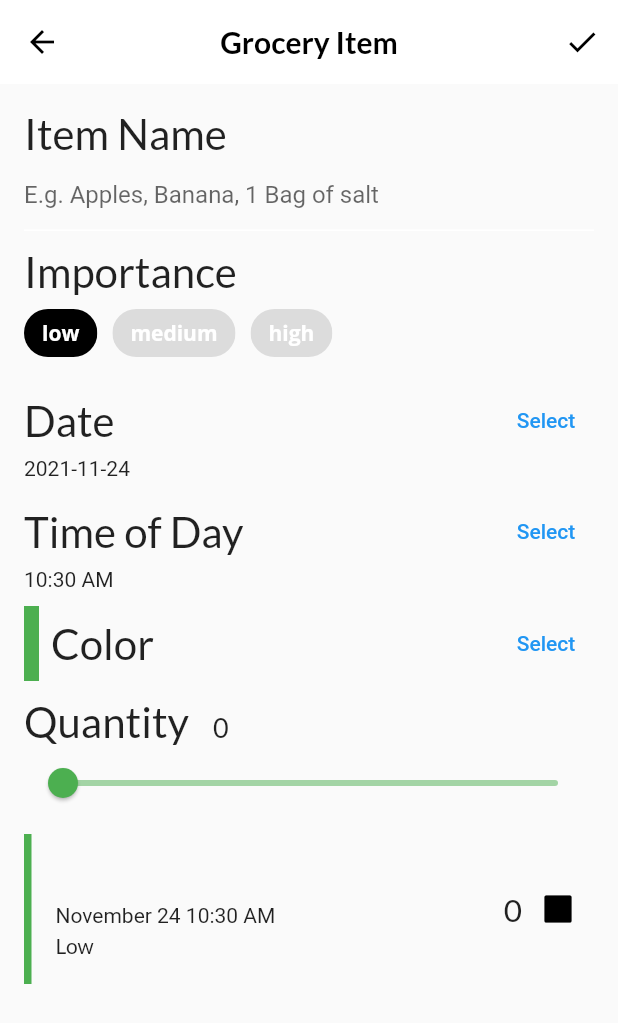
After one commit to yat98/flutter-codelabs, a Flutter app: the GroceryScreen screen opened directly, after a tap on the "add" icon, on a phone screen of 412 x 824 dp. The commit adds this screen. Shown: the top 1023 px of the screen. Run offline on Flutter 3.47's test engine with Material 2 defaults, Android fonts, the phone set to English and light mode, and no system bars; our stand-ins replace flutter_colorpicker, google_fonts.

Commit message:
Add grocery screen

```diff
--- /dev/null
+++ b/fooderlich/lib/components/grocery_tile.dart
@@ -0,0 +1,101 @@
+import 'package:flutter/material.dart';
+import 'package:fooderlich/models/grocery_item.dart';
+import 'package:google_fonts/google_fonts.dart';
+import 'package:intl/intl.dart';
+
+class GroceryTile extends StatelessWidget {
+  final GroceryItem item;
+  final Function(bool?)? onComplete;
+  final TextDecoration textDecoration;
+
+  GroceryTile({Key? key, required this.item, this.onComplete})
+      : textDecoration =
+            item.isComplete ? TextDecoration.lineThrough : TextDecoration.none,
+        super(key: key);
+
+  @override
+  Widget build(BuildContext context) {
+    return SizedBox(
+      height: 100.0,
+      child: Row(
+        mainAxisAlignment: MainAxisAlignment.spaceBetween,
+        children: [
+          Row(
+            children: [
+              Container(width: 5.0, color: item.color),
+              const SizedBox(width: 16.0),
+              Column(
+                mainAxisAlignment: MainAxisAlignment.center,
+                crossAxisAlignment: CrossAxisAlignment.start,
+                children: [
+                  Text(
+                    item.name,
+                    style: GoogleFonts.lato(
+                      decoration: textDecoration,
+                      fontSize: 21.0,
+                      fontWeight: FontWeight.bold,
+                    ),
+                  ),
+                  const SizedBox(height: 4.0),
+                  buildDate(),
+                  const SizedBox(height: 4.0),
+                  buildImportance(),
+                ],
+              )
+            ],
+          ),
+          Row(
+            children: [
+              Text(
+                item.quantity.toString(),
+                style: GoogleFonts.lato(
+                  decoration: textDecoration,
+                  fontSize: 21.0
+                ),
+              ),
+              buildCheckbox()
+            ],
+          )
+        ],
+      ),
+    );
+  }
+
+  Widget buildImportance() {
+    if (item.importance == Importance.low) {
+      return Text('Low', style: GoogleFonts.lato(decoration: textDecoration));
+    } else if (item.importance == Importance.medium) {
+      return Text(
+        'Medium',
+        style: GoogleFonts.lato(
+            fontWeight: FontWeight.w800, decoration: textDecoration),
+      );
+    } else if (item.importance == Importance.high) {
+      return Text(
+        'High',
+        style: GoogleFonts.lato(
+            color: Colors.red,
+            fontWeight: FontWeight.w900,
+            decoration: textDecoration),
+      );
+    } else {
+      throw Exception('This importance type does not exists');
+    }
+  }
+
+  Widget buildDate() {
+    final dateFormatter = DateFormat('MMMM dd h:mm a');
+    final dateString = dateFormatter.format(item.date);
+    return Text(
+      dateString,
+      style: TextStyle(decoration: textDecoration),
+    );
+  }
+
+  Widget buildCheckbox() {
+    return Checkbox(
+      value: item.isComplete,
+      onChanged: onComplete,
+    );
+  }
+}
--- a/fooderlich/lib/fooderlich_theme.dart
+++ b/fooderlich/lib/fooderlich_theme.dart
@@ -71,8 +71,8 @@ class FooderlichTheme{
         backgroundColor: Colors.white,
       ),
       floatingActionButtonTheme: const FloatingActionButtonThemeData(
-        foregroundColor: Colors.black,
-        backgroundColor: Colors.white
+        backgroundColor: Colors.black,
+        foregroundColor: Colors.white
       ),
       bottomNavigationBarTheme: const BottomNavigationBarThemeData(
         selectedItemColor: Colors.green,
--- a/fooderlich/lib/models/grocery_item.dart
+++ b/fooderlich/lib/models/grocery_item.dart
@@ -1,10 +1,6 @@
 import 'dart:ui';
 
-enum Importance {
-  low,
-  medium,
-  high
-}
+enum Importance { low, medium, high }
 
 class GroceryItem {
   final String id;
@@ -15,25 +11,23 @@ class GroceryItem {
   final DateTime date;
   final bool isComplete;
 
-  GroceryItem({
-    required this.id,
+  GroceryItem(
+      {required this.id,
       required this.name,
       required this.importance,
       required this.color,
       required this.quantity,
       required this.date,
-    required this.isComplete
-  });
+      this.isComplete = false});
 
-  GroceryItem copyWith({
-    String? id,
+  GroceryItem copyWith(
+      {String? id,
       String? name,
       Importance? importance,
       Color? color,
       int? quantity,
       DateTime? date,
-    bool? isComplete
-  }) {
+      bool? isComplete}) {
     return GroceryItem(
       id: id ?? this.id,
       name: name ?? this.name,
--- /dev/null
+++ b/fooderlich/lib/models/grocery_manager.dart
@@ -0,0 +1,30 @@
+import 'package:flutter/material.dart';
+
+import 'grocery_item.dart';
+
+class GroceryManager extends ChangeNotifier {
+  final _groceryItems = <GroceryItem>[];
+
+  List<GroceryItem> get groceryItems => List.unmodifiable(_groceryItems);
+
+  void deleteItem(int index) {
+    _groceryItems.removeAt(index);
+    notifyListeners();
+  }
+
+  void addItem(GroceryItem item) {
+    _groceryItems.add(item);
+    notifyListeners();
+  }
+
+  void updateItem(GroceryItem item, int index) {
+    _groceryItems[index] = item;
+    notifyListeners();
+  }
+
+  void completeItem(int index, bool change) {
+    final item = _groceryItems[index];
+    _groceryItems[index] = item.copyWith(isComplete: change);
+    notifyListeners();
+  }
+}
--- a/fooderlich/lib/models/models.dart
+++ b/fooderlich/lib/models/models.dart
@@ -2,3 +2,5 @@ export 'explore_recipe.dart';
 export 'post.dart';
 export 'simple_recipe.dart';
 export 'explore_data.dart';
+export 'tab_manager.dart';
+export 'grocery_manager.dart';
--- /dev/null
+++ b/fooderlich/lib/models/tab_manager.dart
@@ -0,0 +1,15 @@
+import 'package:flutter/material.dart';
+
+class TabManager extends ChangeNotifier{
+  int selectedTab = 0;
+
+  void goToTab(index){
+    selectedTab = index;
+    notifyListeners();
+  }
+
+  void goToRecipes(){
+    selectedTab = 1;
+    notifyListeners();
+  }
+}
--- a/fooderlich/lib/screens/empty_grocery_screen.dart
+++ b/fooderlich/lib/screens/empty_grocery_screen.dart
@@ -1,4 +1,6 @@
 import 'package:flutter/material.dart';
+import 'package:fooderlich/models/tab_manager.dart';
+import 'package:provider/provider.dart';
 
 class EmptyGroceryScreen extends StatelessWidget{
   const EmptyGroceryScreen({Key? key}):super(key: key);
@@ -35,7 +37,7 @@ class EmptyGroceryScreen extends StatelessWidget{
                 ),
                 color: Colors.green,
                 onPressed: (){
-
+                  Provider.of<TabManager>(context, listen: false).goToRecipes();
                 }
             )
           ],
--- /dev/null
+++ b/fooderlich/lib/screens/grocery_item_screen.dart
@@ -0,0 +1,357 @@
+import 'package:flutter/material.dart';
+import 'package:flutter_colorpicker/flutter_colorpicker.dart';
+import 'package:fooderlich/components/grocery_tile.dart';
+import 'package:fooderlich/models/grocery_item.dart';
+import 'package:google_fonts/google_fonts.dart';
+import 'package:intl/intl.dart';
+import 'package:uuid/uuid.dart';
+
+class GroceryItemScreen extends StatefulWidget {
+  final Function(GroceryItem) onCreate;
+
+  final Function(GroceryItem) onUpdate;
+
+  final GroceryItem? originalItem;
+
+  final bool isUpdating;
+
+  const GroceryItemScreen(
+      {Key? key,
+      required this.onCreate,
+      required this.onUpdate,
+      this.originalItem})
+      : isUpdating = (originalItem != null),
+        super(key: key);
+
+  @override
+  State<StatefulWidget> createState() => _GroceryItemScreenState();
+}
+
+class _GroceryItemScreenState extends State<GroceryItemScreen> {
+  final _nameController = TextEditingController();
+  String _name = '';
+  Importance _importance = Importance.low;
+  DateTime _dueDate = DateTime.now();
+  TimeOfDay _timeOfDay = TimeOfDay.now();
+  Color _currentColor = Colors.green;
+  int _currentSliderValue = 0;
+
+  @override
+  void initState() {
+    final originalItem = widget.originalItem;
+    if (originalItem != null) {
+      _nameController.text = originalItem.name;
+      _name = originalItem.name;
+      _currentSliderValue = originalItem.quantity;
+      _importance = originalItem.importance;
+      _currentColor = originalItem.color;
+      final date = originalItem.date;
+      _timeOfDay = TimeOfDay(hour: date.hour, minute: date.minute);
+      _dueDate = date;
+    }
+
+    _nameController.addListener(() {
+      setState(() {
+        _name = _nameController.text;
+      });
+    });
+    super.initState();
+  }
+
+  @override
+  void dispose() {
+    _nameController.dispose();
+    super.dispose();
+  }
+
+  @override
+  Widget build(BuildContext context) {
+    return Scaffold(
+      appBar: AppBar(
+        title: Text(
+          'Grocery Item',
+          style: GoogleFonts.lato(fontWeight: FontWeight.w600),
+        ),
+        centerTitle: true,
+        elevation: 0.0,
+        actions: [
+          IconButton(
+              onPressed: () {
+                final groceryItem = GroceryItem(
+                    id: widget.originalItem?.id ?? const Uuid().v1(),
+                    name: _nameController.text,
+                    importance: _importance,
+                    color: _currentColor,
+                    quantity: _currentSliderValue,
+                    date: DateTime(
+                      _dueDate.year,
+                      _dueDate.month,
+                      _dueDate.day,
+                      _dueDate.hour,
+                      _dueDate.minute,
+                    ));
+
+                if (widget.isUpdating) {
+                  widget.onUpdate(groceryItem);
+                } else {
+                  widget.onCreate(groceryItem);
+                }
+              },
+              icon: const Icon(Icons.check)),
+        ],
+      ),
+      body: Container(
+        padding: const EdgeInsets.all(16.0),
+        child: ListView(
+          children: [
+            buildNameField(),
+            const SizedBox(height: 10),
+            buildImportanceField(),
+            const SizedBox(height: 10),
+            buildDateField(context),
+            const SizedBox(height: 10),
+            buildTimeField(context),
+            const SizedBox(height: 10),
+            buildColorPicker(context),
+            const SizedBox(height: 10),
+            buildQuantityField(),
+            const SizedBox(height: 10),
+            GroceryTile(
+                item: GroceryItem(
+              id: 'previewMode',
+              name: _name,
+              importance: _importance,
+              color: _currentColor,
+              quantity: _currentSliderValue,
+              date: DateTime(
+                _dueDate.year,
+                _dueDate.month,
+                _dueDate.day,
+                _dueDate.hour,
+                _dueDate.minute,
+              ),
+            ))
+          ],
+        ),
+      ),
+    );
+  }
+
+  Widget buildNameField() {
+    return Column(
+      crossAxisAlignment: CrossAxisAlignment.start,
+      children: [
+        Text(
+          'Item Name',
+          style: GoogleFonts.lato(fontSize: 28.0),
+        ),
+        TextField(
+          controller: _nameController,
+          cursorColor: _currentColor,
+          decoration: InputDecoration(
+            hintText: 'E.g. Apples, Banana, 1 Bag of salt',
+            enabledBorder: const UnderlineInputBorder(
+                borderSide: BorderSide(color: Colors.white)),
+            focusedBorder: UnderlineInputBorder(
+                borderSide: BorderSide(color: _currentColor)),
+            border: UnderlineInputBorder(
+                borderSide: BorderSide(color: _currentColor)),
+          ),
+        )
+      ],
+    );
+  }
+
+  Widget buildImportanceField() {
+    return Column(
+      crossAxisAlignment: CrossAxisAlignment.start,
+      children: [
+        Text(
+          'Importance',
+          style: GoogleFonts.lato(fontSize: 28.0),
+        ),
+        Wrap(
+          spacing: 10.0,
+          children: [
+            ChoiceChip(
+              label: const Text(
+                'low',
+                style: TextStyle(color: Colors.white),
+              ),
+              selected: _importance == Importance.low,
+              selectedColor: Colors.black,
+              onSelected: (selected) {
+                setState(() => _importance = Importance.low);
+              },
+            ),
+            ChoiceChip(
+              label: const Text(
+                'medium',
+                style: TextStyle(color: Colors.white),
+              ),
+              selected: _importance == Importance.medium,
+              selectedColor: Colors.black,
+              onSelected: (selected) {
+                setState(() => _importance = Importance.medium);
+              },
+            ),
+            ChoiceChip(
+              label: const Text(
+                'high',
+                style: TextStyle(color: Colors.white),
+              ),
+              selected: _importance == Importance.high,
+              selectedColor: Colors.black,
+              onSelected: (selected) {
+                setState(() => _importance = Importance.high);
+              },
+            )
+          ],
+        )
+      ],
+    );
+  }
+
+  Widget buildDateField(BuildContext context) {
+    return Column(
+      crossAxisAlignment: CrossAxisAlignment.start,
+      children: [
+        Row(
+          mainAxisAlignment: MainAxisAlignment.spaceBetween,
+          children: [
+            Text(
+              'Date',
+              style: GoogleFonts.lato(fontSize: 28.0),
+            ),
+            TextButton(
+                onPressed: () async {
+                  final currentDate = DateTime.now();
+                  final selectedDate = await showDatePicker(
+                    context: context,
+                    initialDate: currentDate,
+                    firstDate: currentDate,
+                    lastDate: DateTime(currentDate.year + 5),
+                  );
+                  setState(() {
+                    if (selectedDate != null) {
+                      _dueDate = selectedDate;
+                    }
+                  });
+                },
+                child: const Text('Select'))
+          ],
+        ),
+        Text(DateFormat('yyyy-MM-dd').format(_dueDate)),
+      ],
+    );
+  }
+
+  Widget buildTimeField(BuildContext context) {
+    return Column(
+      crossAxisAlignment: CrossAxisAlignment.start,
+      children: [
+        Row(
+          mainAxisAlignment: MainAxisAlignment.spaceBetween,
+          children: [
+            Text(
+              'Time of Day',
+              style: GoogleFonts.lato(fontSize: 28.0),
+            ),
+            TextButton(
+                onPressed: () async {
+                  final currentTime = TimeOfDay.now();
+                  final timeOfDay = await showTimePicker(
+                      context: context, initialTime: currentTime);
+                  setState(() {
+                    if (timeOfDay != null) {
+                      _timeOfDay = timeOfDay;
+                    }
+                  });
+                },
+                child: const Text('Select'))
+          ],
+        ),
+        Text(_timeOfDay.format(context)),
+      ],
+    );
+  }
+
+  Widget buildColorPicker(BuildContext context) {
+    return Row(
+      mainAxisAlignment: MainAxisAlignment.spaceBetween,
+      children: [
+        Row(
+          children: [
+            Container(
+              height: 50.0,
+              width: 10.0,
+              color: _currentColor,
+            ),
+            const SizedBox(width: 8.0),
+            Text('Color', style: GoogleFonts.lato(fontSize: 28.0)),
+          ],
+        ),
+        TextButton(
+            onPressed: () {
+              showDialog(
+                  context: context,
+                  builder: (context) {
+                    return AlertDialog(
+                      content: BlockPicker(
+                        pickerColor: Colors.white,
+                        onColorChanged: (color) {
+                          setState(() => _currentColor = color);
+                        },
+                      ),
+                      actions: [
+                        TextButton(
+                            onPressed: () {
+                              Navigator.of(context).pop();
+                            },
+                            child: const Text('Save'))
+                      ],
+                    );
+                  });
+            },
+            child: const Text('Select'))
+      ],
+    );
+  }
+
+  Widget buildQuantityField() {
+    return Column(
+      crossAxisAlignment: CrossAxisAlignment.start,
+      children: [
+        Row(
+          crossAxisAlignment: CrossAxisAlignment.baseline,
+          textBaseline: TextBaseline.alphabetic,
+          children: [
+            Text(
+              'Quantity',
+              style: GoogleFonts.lato(fontSize: 28.0),
+            ),
+            const SizedBox(width: 16.0),
+            Text(
+              _currentSliderValue.toInt().toString(),
+              style: GoogleFonts.lato(fontSize: 18.0),
+            )
+          ],
+        ),
+        Slider(
+          inactiveColor: _currentColor.withOpacity(0.5),
+          activeColor: _currentColor,
+          value: _currentSliderValue.toDouble(),
+          min: 0.0,
+          max: 100.0,
+          divisions: 100,
+          label: _currentSliderValue.toInt().toString(),
+          onChanged: (double value) {
+            setState(() {
+              _currentSliderValue = value.toInt();
+            });
+          },
+        )
+      ],
+    );
+  }
+}
--- a/fooderlich/lib/screens/grocery_screen.dart
+++ b/fooderlich/lib/screens/grocery_screen.dart
@@ -1,11 +1,46 @@
 import 'package:flutter/material.dart';
+import 'package:fooderlich/models/grocery_manager.dart';
 import 'package:fooderlich/screens/empty_grocery_screen.dart';
+import 'package:fooderlich/screens/grocery_item_screen.dart';
+import 'package:fooderlich/screens/grocery_list_screen.dart';
+import 'package:provider/provider.dart';
 
 class GroceryScreen extends StatelessWidget {
   const GroceryScreen({Key? key}) : super(key: key);
 
   @override
   Widget build(BuildContext context) {
-    return const EmptyGroceryScreen();
+    return Scaffold(
+      floatingActionButton: FloatingActionButton(
+        child: const Icon(Icons.add),
+        onPressed: () {
+          final manager = Provider.of<GroceryManager>(
+            context,
+            listen: false,
+          );
+          Navigator.push(
+              context,
+              MaterialPageRoute(
+                  builder: (context) => GroceryItemScreen(
+                        onCreate: (item) {
+                          manager.addItem(item);
+                          Navigator.pop(context);
+                        },
+                        onUpdate: (item) {},
+                      )));
+        },
+      ),
+      body: buildGrocery(),
+    );
+  }
+
+  Widget buildGrocery() {
+    return Consumer<GroceryManager>(builder: (context, groceryManager, child) {
+      if (groceryManager.groceryItems.isNotEmpty) {
+        return GroceryListScreen(manager: groceryManager);
+      } else {
+        return const EmptyGroceryScreen();
+      }
+    });
   }
 }
--- a/fooderlich/pubspec.yaml
+++ b/fooderlich/pubspec.yaml
@@ -35,6 +35,10 @@ dependencies:
   # Use with the CupertinoIcons class for iOS style icons.
   cupertino_icons: ^1.0.2
   google_fonts: ^2.1.0
+  provider: ^6.0.0
+  flutter_colorpicker: ^0.6.0
+  intl: ^0.17.0
+  uuid: ^3.0.4
 
 dev_dependencies:
   flutter_test:
```
Also changed, not shown: fooderlich/lib/home.dart (+13 -13 lines), fooderlich/lib/main.dart (+10 -1 lines), fooderlich/lib/screens/grocery_list_screen.dart (added, +67 -0 lines), fooderlich/pubspec.lock. Lines whose indentation alone changed are shown as unchanged.
